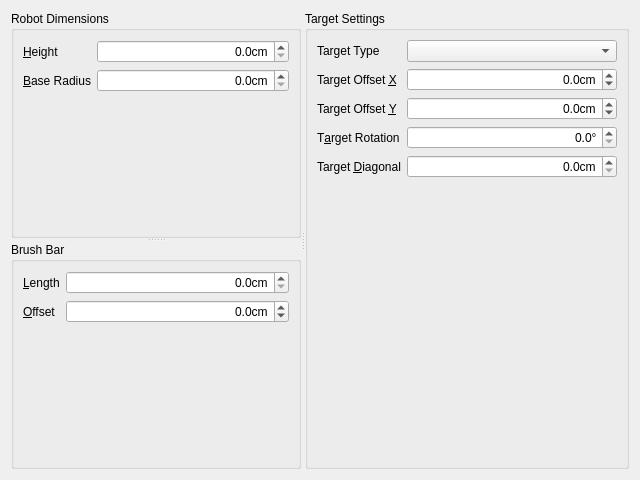
Qt form app/src/tools/core/tabs/RobotMetricsWidget.ui (dysonltd-zz/gts) before a commit.
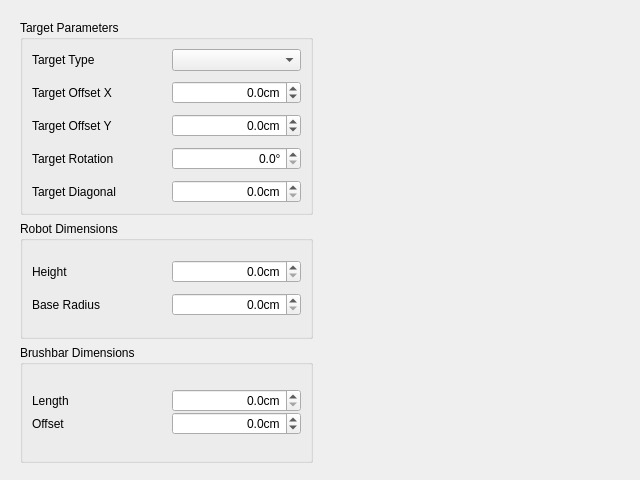
The same form after that commit.

Commit message: Relayout of robot metrics

The edit to the form file:
```diff
--- a/app/src/tools/core/tabs/RobotMetricsWidget.ui
+++ b/app/src/tools/core/tabs/RobotMetricsWidget.ui
@@ -15,174 +15,52 @@
   </property>
   <layout class="QHBoxLayout" name="horizontalLayout_3">
    <item>
-    <widget class="QSplitter" name="splitter_3">
-     <property name="orientation">
-      <enum>Qt::Horizontal</enum>
-     </property>
-     <widget class="QSplitter" name="splitter">
-      <property name="orientation">
-       <enum>Qt::Vertical</enum>
-      </property>
-      <widget class="QGroupBox" name="groupBox">
+    <widget class="QWidget" name="widget" native="true">
+     <widget class="QFrame" name="frame_2">
+      <property name="geometry">
+       <rect>
+        <x>0</x>
+        <y>0</y>
+        <width>311</width>
+        <height>461</height>
+       </rect>
+      </property>
+      <layout class="QVBoxLayout" name="verticalLayout">
+       <item>
+        <widget class="QGroupBox" name="targetParametersGroupBox">
        <property name="title">
-        <string>Robot Dimensions</string>
-       </property>
-       <layout class="QFormLayout" name="formLayout">
-        <item row="0" column="0">
-         <widget class="QLabel" name="m_dimensionsHeightLabel">
-          <property name="text">
-           <string>&amp;Height</string>
-          </property>
-          <property name="buddy">
-           <cstring>m_dimensionsHeightSpinBox</cstring>
-          </property>
-         </widget>
-        </item>
-        <item row="0" column="1">
-         <widget class="QDoubleSpinBox" name="m_dimensionsHeightSpinBox">
-          <property name="alignment">
-           <set>Qt::AlignRight|Qt::AlignTrailing|Qt::AlignVCenter</set>
-          </property>
-          <property name="suffix">
-           <string>cm</string>
-          </property>
-          <property name="decimals">
-           <number>1</number>
-          </property>
-          <property name="singleStep">
-           <double>0.100000000000000</double>
-          </property>
-         </widget>
-        </item>
-        <item row="1" column="0">
-         <widget class="QLabel" name="m_dimensionsBaseRadiusLabel">
-          <property name="text">
-           <string>&amp;Base Radius</string>
-          </property>
-          <property name="buddy">
-           <cstring>m_dimensionsBaseRadiusSpinBox</cstring>
-          </property>
-         </widget>
-        </item>
-        <item row="1" column="1">
-         <widget class="QDoubleSpinBox" name="m_dimensionsBaseRadiusSpinBox">
-          <property name="alignment">
-           <set>Qt::AlignRight|Qt::AlignTrailing|Qt::AlignVCenter</set>
-          </property>
-          <property name="suffix">
-           <string>cm</string>
-          </property>
-          <property name="decimals">
-           <number>1</number>
-          </property>
-          <property name="singleStep">
-           <double>0.100000000000000</double>
-          </property>
-         </widget>
-        </item>
-       </layout>
-      </widget>
-      <widget class="QGroupBox" name="groupBox_3">
-       <property name="title">
-        <string>Brush Bar</string>
-       </property>
-       <layout class="QFormLayout" name="formLayout_3">
-        <item row="0" column="0">
-         <widget class="QLabel" name="m_brushBarLengthLabel">
-          <property name="text">
-           <string>&amp;Length</string>
-          </property>
-          <property name="buddy">
-           <cstring>m_brushBarLengthSpinBox</cstring>
-          </property>
-         </widget>
-        </item>
-        <item row="0" column="1">
-         <widget class="QDoubleSpinBox" name="m_brushBarLengthSpinBox">
-          <property name="alignment">
-           <set>Qt::AlignRight|Qt::AlignTrailing|Qt::AlignVCenter</set>
-          </property>
-          <property name="suffix">
-           <string>cm</string>
-          </property>
-          <property name="decimals">
-           <number>1</number>
-          </property>
-          <property name="singleStep">
-           <double>0.100000000000000</double>
-          </property>
-         </widget>
-        </item>
-        <item row="1" column="0">
-         <widget class="QLabel" name="m_brushBarOffsetLabel">
-          <property name="text">
-           <string>&amp;Offset</string>
-          </property>
-          <property name="buddy">
-           <cstring>m_brushBarOffsetSpinBox</cstring>
-          </property>
-         </widget>
-        </item>
-        <item row="1" column="1">
-         <widget class="QDoubleSpinBox" name="m_brushBarOffsetSpinBox">
-          <property name="alignment">
-           <set>Qt::AlignRight|Qt::AlignTrailing|Qt::AlignVCenter</set>
-          </property>
-          <property name="suffix">
-           <string>cm</string>
-          </property>
-          <property name="decimals">
-           <number>1</number>
-          </property>
-          <property name="minimum">
-           <double>-100.000000000000000</double>
-          </property>
-          <property name="singleStep">
-           <double>0.100000000000000</double>
-          </property>
-         </widget>
-        </item>
-       </layout>
-      </widget>
-     </widget>
-
-	 <widget class="QGroupBox" name="groupBox_2">
-       <property name="title">
-        <string>Target Settings</string>
-       </property>
-       <layout class="QHBoxLayout" name="horizontalLayout">
+          <string>Target Parameters</string>
+         </property>
+         <layout class="QHBoxLayout" name="horizontalLayout_2">
         <item>
-         <layout class="QFormLayout" name="formLayout_2">
-
+           <layout class="QGridLayout" name="gridLayout_3">
+            <property name="spacing">
+             <number>10</number>
+            </property>
 		 <item row="0" column="0">
            <widget class="QLabel" name="m_targetTypeLabel">
             <property name="text">
              <string>Target Type</string>
             </property>
-            <property name="buddy">
-             <cstring>m_targetTypeComboBox</cstring>
-            </property>
-           </widget>
-		 </item>
-
+             </widget>
+            </item>
 		 <item row="0" column="1">
            <widget class="QComboBox" name="m_targetTypeComboBox">
             <property name="sizePolicy">
-             <sizepolicy hsizetype="Expanding" vsizetype="Fixed">
+               <sizepolicy hsizetype="Minimum" vsizetype="Fixed">
               <horstretch>0</horstretch>
               <verstretch>0</verstretch>
              </sizepolicy>
             </property>
-           </widget>
-          </item>
-
+              <property name="layoutDirection">
+               <enum>Qt::LeftToRight</enum>
+              </property>
+             </widget>
+            </item>
 		 <item row="1" column="0">
            <widget class="QLabel" name="m_targetOffsetXLabel">
             <property name="text">
-             <string>Target Offset &amp;X</string>
-            </property>
-            <property name="buddy">
-             <cstring>m_targetOffsetXSpinBox</cstring>
+               <string>Target Offset X</string>
             </property>
            </widget>
           </item>
@@ -208,10 +86,7 @@
           <item row="2" column="0">
            <widget class="QLabel" name="m_targetOffsetYLabel">
             <property name="text">
-             <string>Target Offset &amp;Y</string>
-            </property>
-            <property name="buddy">
-             <cstring>m_targetOffsetYSpinBox</cstring>
+               <string>Target Offset Y</string>
             </property>
            </widget>
           </item>
@@ -237,10 +112,7 @@
           <item row="3" column="0">
            <widget class="QLabel" name="m_targetRotationLabel">
             <property name="text">
-             <string>T&amp;arget Rotation</string>
-            </property>
-            <property name="buddy">
-             <cstring>m_targetRotationSpinBox</cstring>
+               <string>Target Rotation</string>
             </property>
            </widget>
           </item>
@@ -266,10 +138,7 @@
           <item row="4" column="0">
            <widget class="QLabel" name="m_dimensionsTopRadiusLabel">
             <property name="text">
-             <string>Target &amp;Diagonal</string>
-            </property>
-            <property name="buddy">
-             <cstring>m_dimensionsTopRadiusSpinBox</cstring>
+               <string>Target Diagonal</string>
             </property>
            </widget>
           </item>
@@ -293,19 +162,156 @@
         </item>
        </layout>
       </widget>
-
-	  </widget>
-   </item>
-  </layout>
- </widget>
- <customwidgets>
-  <customwidget>
-   <class>ImageView</class>
-   <extends>QFrame</extends>
-   <header>ImageView.h</header>
-   <container>1</container>
-  </customwidget>
- </customwidgets>
+       </item>
+       <item>
+        <widget class="QGroupBox" name="robotDimensionsGroupBox">
+         <property name="title">
+          <string>Robot Dimensions</string>
+         </property>
+         <layout class="QHBoxLayout" name="horizontalLayout">
+          <item>
+           <layout class="QGridLayout" name="gridLayout">
+            <property name="horizontalSpacing">
+             <number>10</number>
+            </property>
+            <property name="verticalSpacing">
+             <number>0</number>
+            </property>
+            <item row="1" column="0">
+             <widget class="QLabel" name="m_dimensionsBaseRadiusLabel">
+              <property name="text">
+               <string>Base Radius</string>
+              </property>
+             </widget>
+            </item>
+            <item row="0" column="0">
+             <widget class="QLabel" name="m_dimensionsHeightLabel">
+              <property name="text">
+               <string>Height</string>
+              </property>
+             </widget>
+            </item>
+            <item row="1" column="1">
+             <widget class="QDoubleSpinBox" name="m_dimensionsBaseRadiusSpinBox">
+              <property name="alignment">
+               <set>Qt::AlignRight|Qt::AlignTrailing|Qt::AlignVCenter</set>
+              </property>
+              <property name="suffix">
+               <string>cm</string>
+              </property>
+              <property name="decimals">
+               <number>1</number>
+              </property>
+              <property name="singleStep">
+               <double>0.100000000000000</double>
+              </property>
+             </widget>
+            </item>
+            <item row="0" column="1">
+             <widget class="QDoubleSpinBox" name="m_dimensionsHeightSpinBox">
+              <property name="alignment">
+               <set>Qt::AlignRight|Qt::AlignTrailing|Qt::AlignVCenter</set>
+              </property>
+              <property name="suffix">
+               <string>cm</string>
+              </property>
+              <property name="decimals">
+               <number>1</number>
+              </property>
+              <property name="singleStep">
+               <double>0.100000000000000</double>
+              </property>
+             </widget>
+            </item>
+           </layout>
+          </item>
+         </layout>
+        </widget>
+       </item>
+       <item>
+        <widget class="QGroupBox" name="brushbarDimensionsGroupBox">
+         <property name="title">
+          <string>Brushbar Dimensions</string>
+         </property>
+         <layout class="QVBoxLayout" name="verticalLayout_2">
+          <item>
+           <layout class="QGridLayout" name="gridLayout_2">
+            <property name="horizontalSpacing">
+             <number>10</number>
+            </property>
+            <property name="verticalSpacing">
+             <number>0</number>
+            </property>
+            <item row="1" column="0">
+             <widget class="QLabel" name="m_brushBarOffsetLabel">
+              <property name="text">
+               <string>Offset</string>
+              </property>
+             </widget>
+            </item>
+            <item row="1" column="1">
+             <widget class="QDoubleSpinBox" name="m_brushBarOffsetSpinBox">
+              <property name="alignment">
+               <set>Qt::AlignRight|Qt::AlignTrailing|Qt::AlignVCenter</set>
+              </property>
+              <property name="suffix">
+               <string>cm</string>
+              </property>
+              <property name="decimals">
+               <number>1</number>
+              </property>
+              <property name="minimum">
+               <double>-100.000000000000000</double>
+              </property>
+              <property name="singleStep">
+               <double>0.100000000000000</double>
+              </property>
+             </widget>
+            </item>
+            <item row="0" column="0">
+             <widget class="QLabel" name="m_brushBarLengthLabel">
+              <property name="text">
+               <string>Length</string>
+              </property>
+             </widget>
+            </item>
+            <item row="0" column="1">
+             <widget class="QDoubleSpinBox" name="m_brushBarLengthSpinBox">
+              <property name="alignment">
+               <set>Qt::AlignRight|Qt::AlignTrailing|Qt::AlignVCenter</set>
+              </property>
+              <property name="suffix">
+               <string>cm</string>
+              </property>
+              <property name="decimals">
+               <number>1</number>
+              </property>
+              <property name="singleStep">
+               <double>0.100000000000000</double>
+              </property>
+             </widget>
+            </item>
+           </layout>
+          </item>
+         </layout>
+        </widget>
+       </item>
+      </layout>
+     </widget>
+     <widget class="QWidget" name="robotDimensions" native="true">
+      <property name="geometry">
+       <rect>
+        <x>310</x>
+        <y>0</y>
+        <width>311</width>
+        <height>461</height>
+       </rect>
+      </property>
+     </widget>
+    </widget>
+   </item>
+  </layout>
+ </widget>
  <resources/>
  <connections/>
 </ui>
```
Lines whose indentation alone changed are shown as unchanged.
